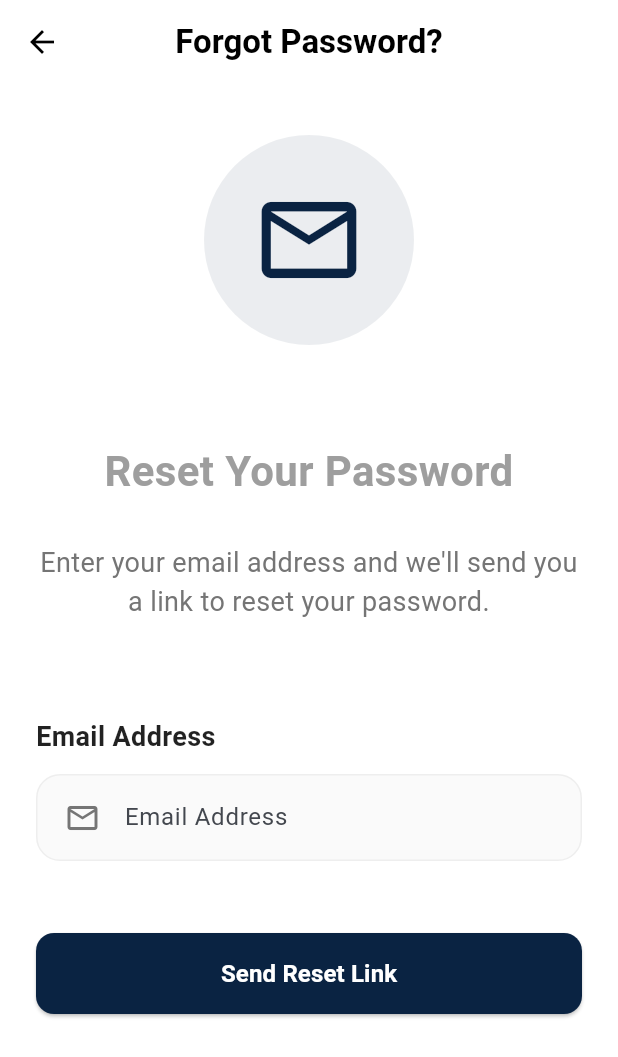
After one commit to aminahnabeel/YahyaAndCo, a Flutter app: the ForgotPasswordScreen screen opened directly, on a phone screen of 412 x 824 dp. The commit adds this screen. Shown: the top 1057 px of the screen. Run offline on Flutter 3.47's test engine with Material 3 defaults, Android fonts, the phone set to English and light mode, and no system bars; our stand-ins replace app_links, cloud_firestore, connectivity_plus, firebase_auth, firebase_core, flutter_local_notifications and 5 more; accounts and stored records are empty.

Commit message:
23 august

```diff
--- a/lib/main.dart
+++ b/lib/main.dart
@@ -1,5 +1,7 @@
 import 'dart:async';
+import 'package:app_links/app_links.dart';
 import 'package:firebase_core/firebase_core.dart';
+import 'package:flutter/foundation.dart';
 import 'package:flutter/material.dart';
 import 'db/database_helper.dart';
 import 'firebase_options.dart';
@@ -8,6 +10,7 @@ import 'splash_screen/logo_screen.dart';
 import 'services/notification_service.dart';
 import 'services/sync_service.dart';
 import 'helpers/firebase_debug_helper.dart';
+import 'screens/enter_email.dart';
 
 void main() async {
   WidgetsFlutterBinding.ensureInitialized();
@@ -29,12 +32,60 @@ void main() async {
   runApp(const MyApp());
 }
 
-class MyApp extends StatelessWidget {
+class MyApp extends StatefulWidget {
   const MyApp({super.key});
+
+  @override
+  State<MyApp> createState() => _MyAppState();
+}
+
+class _MyAppState extends State<MyApp> {
+  final GlobalKey<NavigatorState> _navigatorKey = GlobalKey<NavigatorState>();
+  StreamSubscription<Uri>? _linkSubscription;
+  Uri? _pendingPasswordResetLink;
+
+  @override
+  void initState() {
+    super.initState();
+    if (!kIsWeb) {
+      _listenForPasswordResetCompletion();
+    }
+  }
+
+  Future<void> _listenForPasswordResetCompletion() async {
+    final appLinks = AppLinks();
+    final initialLink = await appLinks.getInitialLink();
+    _pendingPasswordResetLink = initialLink;
+    WidgetsBinding.instance.addPostFrameCallback((_) {
+      _handlePasswordResetLink(_pendingPasswordResetLink);
+      _pendingPasswordResetLink = null;
+    });
+    _linkSubscription = appLinks.uriLinkStream.listen(_handlePasswordResetLink);
+  }
+
+  void _handlePasswordResetLink(Uri? uri) {
+    if (uri == null || uri.path != '/password-reset-complete') return;
+    final navigator = _navigatorKey.currentState;
+    if (navigator == null) {
+      _pendingPasswordResetLink = uri;
+      return;
+    }
+    navigator.pushAndRemoveUntil(
+      MaterialPageRoute<void>(builder: (_) => const EnterEmailScreen()),
+      (route) => false,
+    );
+  }
+
+  @override
+  void dispose() {
+    _linkSubscription?.cancel();
+    super.dispose();
+  }
 
   @override
   Widget build(BuildContext context) {
     return MaterialApp(
+      navigatorKey: _navigatorKey,
       debugShowCheckedModeBanner: false,
 
       title: 'Ledger App',
--- /dev/null
+++ b/lib/screens/forgot_password_screen.dart
@@ -0,0 +1,223 @@
+import 'package:firebase_auth/firebase_auth.dart';
+import 'package:flutter/material.dart';
+
+import '../services/localization_service.dart';
+import '../theme.dart';
+
+class ForgotPasswordScreen extends StatefulWidget {
+  const ForgotPasswordScreen({super.key});
+
+  @override
+  State<ForgotPasswordScreen> createState() => _ForgotPasswordScreenState();
+}
+
+class _ForgotPasswordScreenState extends State<ForgotPasswordScreen> {
+  final TextEditingController _emailController = TextEditingController();
+  bool _loading = false;
+  bool _sent = false;
+
+  bool _isValidEmail(String value) {
+    final emailRegex = RegExp(r'^[a-zA-Z0-9._%+-]+@[a-zA-Z0-9.-]+\.[a-zA-Z]{2,}$');
+    return emailRegex.hasMatch(value);
+  }
+
+  Future<void> _sendResetLink() async {
+    final localization = LocalizationService.instance;
+    final email = _emailController.text.trim();
+
+    if (!_isValidEmail(email)) {
+      ScaffoldMessenger.of(context).showSnackBar(
+        SnackBar(content: Text(localization.t('invalid_email'))),
+      );
+      return;
+    }
+
+    setState(() => _loading = true);
+    try {
+      await FirebaseAuth.instance.sendPasswordResetEmail(
+        email: email,
+        actionCodeSettings: ActionCodeSettings(
+          url: 'https://yahyaandco-5de39.firebaseapp.com/password-reset-complete',
+          handleCodeInApp: false,
+          androidPackageName: 'com.example.yahya_and_co',
+          androidInstallApp: true,
+          androidMinimumVersion: '1',
+          iOSBundleId: 'com.example.yahyaAndCo',
+        ),
+      );
+      if (!mounted) return;
+      setState(() {
+        _loading = false;
+        _sent = true;
+      });
+    } on FirebaseAuthException catch (e) {
+      if (!mounted) return;
+      setState(() => _loading = false);
+      ScaffoldMessenger.of(context).showSnackBar(
+        SnackBar(content: Text(e.message ?? localization.t('password_reset_error'))),
+      );
+    } catch (_) {
+      if (!mounted) return;
+      setState(() => _loading = false);
+      ScaffoldMessenger.of(context).showSnackBar(
+        SnackBar(content: Text(localization.t('password_reset_error'))),
+      );
+    }
+  }
+
+  @override
+  void dispose() {
+    _emailController.dispose();
+    super.dispose();
+  }
+
+  @override
+  Widget build(BuildContext context) {
+    return ValueListenableBuilder<String>(
+      valueListenable: LocalizationService.instance.language,
+      builder: (context, _, child) {
+        final localization = LocalizationService.instance;
+
+        return Scaffold(
+          backgroundColor: AppColors.scaffoldBackground,
+          appBar: AppBar(
+            backgroundColor: AppColors.scaffoldBackground,
+            foregroundColor: Colors.black,
+            elevation: 0,
+            leading: IconButton(
+              icon: const Icon(Icons.arrow_back),
+              onPressed: () => Navigator.of(context).pop(),
+            ),
+            title: Text(
+              localization.t('forgot_password'),
+              style: const TextStyle(
+                color: Colors.black,
+                fontSize: 22,
+                fontWeight: FontWeight.w700,
+              ),
+            ),
+          ),
+          body: SafeArea(
+            child: SingleChildScrollView(
+              padding: const EdgeInsets.fromLTRB(24, 34, 24, 26),
+              child: Column(
+                crossAxisAlignment: CrossAxisAlignment.stretch,
+                children: [
+                  Center(
+                    child: Container(
+                      width: 140,
+                      height: 140,
+                      decoration: BoxDecoration(
+                        color: AppColors.primary.withValues(alpha: 0.08),
+                        shape: BoxShape.circle,
+                      ),
+                      child: Icon(
+                        Icons.mail_outline,
+                        size: 76,
+                        color: AppColors.primary,
+                      ),
+                    ),
+                  ),
+                  const SizedBox(height: 64),
+                  Text(
+                    _sent
+                        ? localization.t('password_reset_title')
+                        : localization.t('reset_password'),
+                    textAlign: TextAlign.center,
+                    style: const TextStyle(
+                      fontSize: 28,
+                      fontWeight: FontWeight.w700,
+                      color: Colors.grey,
+                    ),
+                  ),
+                  const SizedBox(height: 28),
+                  Text(
+                    _sent
+                        ? localization.t('password_reset_sent')
+                        : localization.t('password_reset_description'),
+                    textAlign: TextAlign.center,
+                    style: TextStyle(
+                      fontSize: 18,
+                      height: 1.45,
+                      color: Colors.grey.shade600,
+                    ),
+                  ),
+                  if (_sent) ...[
+                    const SizedBox(height: 28),
+                    Text(
+                      _emailController.text.trim(),
+                      textAlign: TextAlign.center,
+                      style: const TextStyle(
+                        fontSize: 17,
+                        fontWeight: FontWeight.w700,
+                        color: AppColors.primary,
+                      ),
+                    ),
+                  ] else ...[
+                    const SizedBox(height: 64),
+                    Text(
+                      localization.t('email_address'),
+                      style: const TextStyle(
+                        fontSize: 18,
+                        fontWeight: FontWeight.w700,
+                        color: Colors.black87,
+                      ),
+                    ),
+                    const SizedBox(height: 12),
+                    Container(
+                      decoration: BoxDecoration(
+                        color: Colors.grey.shade50,
+                        borderRadius: BorderRadius.circular(16),
+                        border: Border.all(color: Colors.grey.shade200),
+                      ),
+                      padding: const EdgeInsets.symmetric(horizontal: 18, vertical: 4),
+                      child: TextField(
+                        controller: _emailController,
+                        keyboardType: TextInputType.emailAddress,
+                        decoration: InputDecoration(
+                          icon: Icon(Icons.email_outlined, color: Colors.grey.shade600),
+                          hintText: localization.t('email_hint'),
+                          border: InputBorder.none,
+                        ),
+                      ),
+                    ),
+                    const SizedBox(height: 48),
+                    SizedBox(
+                      height: 54,
+                      child: ElevatedButton(
+                        onPressed: _loading ? null : _sendResetLink,
+                        style: ElevatedButton.styleFrom(
+                          backgroundColor: AppColors.primary,
+                          foregroundColor: Colors.white,
+                          shape: RoundedRectangleBorder(
+                            borderRadius: BorderRadius.circular(12),
+                          ),
+                        ),
+                        child: _loading
+                            ? const SizedBox(
+                                width: 22,
+                                height: 22,
+                                child: CircularProgressIndicator(
+                                  strokeWidth: 2,
+                                  color: Colors.white,
+                                ),
+                              )
+                            : Text(
+                                localization.t('send_reset_link'),
+                                style: const TextStyle(
+                                  fontSize: 16,
+                                  fontWeight: FontWeight.w700,
+                                ),
+                              ),
+                      ),
+                    ),
+                  ],
+                ],
+              ),
+            ),
+          ),
+        );
+      },
+    );
+  }
+}
--- a/lib/services/localization_service.dart
+++ b/lib/services/localization_service.dart
@@ -24,6 +24,14 @@ class LocalizationService {
         'create_account': 'Create Account',
         'have_account': 'Already have an account?',
         'dont_have_account': 'Need an account?',
+        'forgot_password': 'Forgot Password?',
+        'reset_password': 'Reset Your Password',
+        'password_reset_title': 'Password reset successfully',
+        'password_reset_description': "Enter your email address and we'll send you a link to reset your password.",
+        'password_reset_sent': 'Please check your inbox and spam folder for the password reset link.',
+        'email_address': 'Email Address',
+        'send_reset_link': 'Send Reset Link',
+        'password_reset_error': 'Unable to send password reset email',
         'resend_verification': 'Resend Verification Email',
         'invalid_password': 'Password must be at least 6 characters',
         'passwords_dont_match': 'Passwords do not match',
@@ -101,6 +109,14 @@ class LocalizationService {
         'create_account': 'Account Banain',
         'have_account': 'Kya pehle se account hai?',
         'dont_have_account': 'Naya account banana hai?',
+        'forgot_password': 'Password bhool gaye?',
+        'reset_password': 'Apna password reset karen',
+        'password_reset_title': 'Password reset kamyabi se ho gaya hai',
+        'password_reset_description': 'Apna email address darj karen aur hum aapko password reset karne ka link bhejenge.',
+        'password_reset_sent': 'Password reset link ke liye apna inbox aur spam folder check karen.',
+        'email_address': 'Email Address',
+        'send_reset_link': 'Reset Link Bhejain',
+        'password_reset_error': 'Password reset email bhejne mein masla hua',
         'resend_verification': 'Verification email dobara bhejen',
         'invalid_password': 'Password kam az kam 6 characters ka hona chahiye',
         'passwords_dont_match': 'Passwords match nahi karte',
--- a/pubspec.yaml
+++ b/pubspec.yaml
@@ -48,6 +48,7 @@ dependencies:
   open_file: ^3.5.0
   cloud_firestore: ^6.5.0
   connectivity_plus: ^5.0.0
+  app_links: ^6.4.0
 
 dev_dependencies:
   flutter_test:
```
Also changed, not shown: lib/screens/auth_screen.dart (+17 -0 lines), pubspec.lock, 7 other files.
